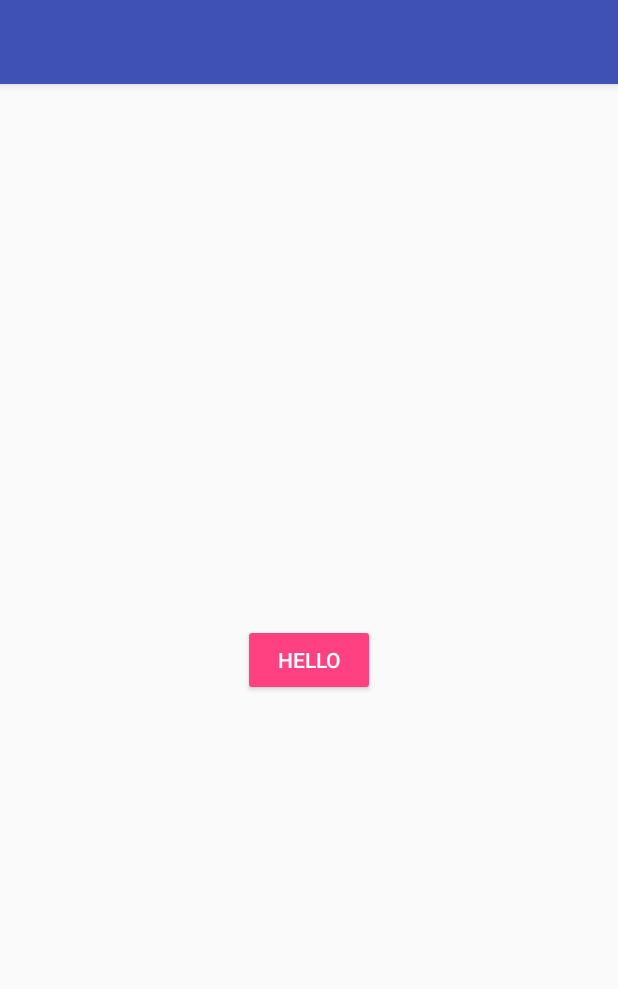
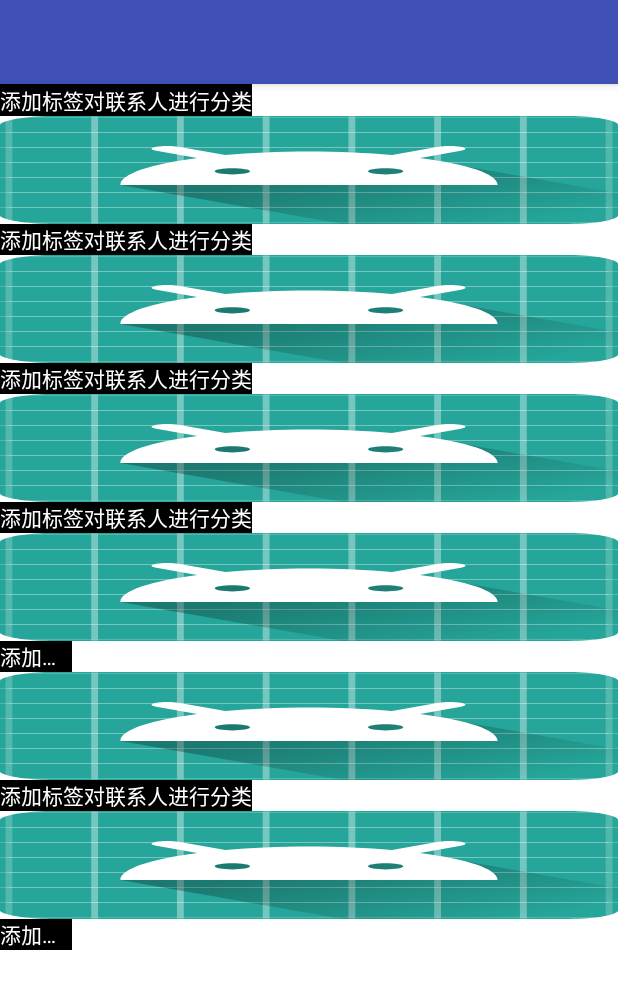
Before and after one commit to AoEiuV020/KotlinDemo, an Android app: the screen it shows after launch (MainActivity), on a phone screen of 412 x 824 dp. Shown: the top 989 px of the screen. Run offline under Robolectric (Android 15) with nearby library versions, the phone set to English and light mode, and no system bars.

Commit message:
测试TextView自带padding
vivo x5m有问题，

```diff
--- a/app/src/main/java/cc/aoeiuv020/MainActivity.kt
+++ b/app/src/main/java/cc/aoeiuv020/MainActivity.kt
@@ -3,9 +3,7 @@ package cc.aoeiuv020
 import android.content.Context
 import android.os.Bundle
 import androidx.appcompat.app.AppCompatActivity
-import kotlinx.android.synthetic.main.activity_main.*
 import org.jetbrains.anko.startActivity
-import org.jetbrains.anko.toast
 
 class MainActivity : AppCompatActivity() {
     companion object {
@@ -18,9 +16,5 @@ class MainActivity : AppCompatActivity() {
     override fun onCreate(savedInstanceState: Bundle?) {
         super.onCreate(savedInstanceState)
         setContentView(R.layout.activity_main)
-
-        btnHello.setOnClickListener {
-            toast("Hello")
-        }
     }
 }
--- /dev/null
+++ b/app/src/main/res/drawable/grop_dialog_bg.xml
@@ -0,0 +1,11 @@
+<?xml version="1.0" encoding="utf-8"?>
+<selector xmlns:android="http://schemas.android.com/apk/res/android">
+
+    <item>
+        <shape>
+            <solid android:color="@color/normal_bg" />
+            <corners android:radius="9dp" />
+        </shape>
+    </item>
+
+</selector>
--- a/app/src/main/res/layout/activity_main.xml
+++ b/app/src/main/res/layout/activity_main.xml
@@ -1,18 +1,74 @@
 <?xml version="1.0" encoding="utf-8"?>
 <LinearLayout xmlns:android="http://schemas.android.com/apk/res/android"
-    xmlns:tools="http://schemas.android.com/tools"
     android:layout_width="match_parent"
     android:layout_height="match_parent"
-    android:gravity="center"
+    android:background="@color/white"
+    android:divider="@mipmap/ic_launcher"
     android:orientation="vertical"
-    tools:context="cc.aoeiuv020.MainActivity"
-    tools:ignore="HardcodedText,ContentDescription,LabelFor,TextFields">
+    android:showDividers="middle">
 
-    <Button
-        android:id="@+id/btnHello"
-        style="@style/Widget.AppCompat.Button.Colored"
+    <TextView
         android:layout_width="wrap_content"
         android:layout_height="wrap_content"
-        android:text="Hello" />
+        android:background="#000"
+        android:text="@string/example_padding_test"
+        android:textColor="#fff" />
 
+    <TextView
+        android:layout_width="wrap_content"
+        android:layout_height="wrap_content"
+        android:background="#000"
+        android:includeFontPadding="false"
+        android:singleLine="true"
+        android:text="@string/example_padding_test"
+        android:textColor="#fff" />
+
+    <TextView
+        android:layout_width="wrap_content"
+        android:layout_height="wrap_content"
+        android:background="#000"
+        android:includeFontPadding="false"
+        android:singleLine="true"
+        android:text="@string/example_padding_test"
+        android:textColor="#fff" />
+
+    <TextView
+        android:layout_width="wrap_content"
+        android:layout_height="wrap_content"
+        android:background="#000"
+        android:includeFontPadding="false"
+        android:lines="1"
+        android:text="@string/example_padding_test"
+        android:textColor="#fff" />
+
+    <TextView
+        android:layout_width="wrap_content"
+        android:layout_height="wrap_content"
+        android:background="#000"
+        android:ellipsize="end"
+        android:includeFontPadding="false"
+        android:lines="1"
+        android:maxEms="3"
+        android:text="@string/example_padding_test"
+        android:textColor="#fff" />
+
+    <TextView
+        android:layout_height="wrap_content"
+        android:layout_width="wrap_content"
+        android:background="#000"
+        android:includeFontPadding="false"
+        android:maxLines="1"
+        android:text="@string/example_padding_test"
+        android:textColor="#fff" />
+
+    <TextView
+        android:layout_height="wrap_content"
+        android:layout_width="wrap_content"
+        android:background="#000"
+        android:ellipsize="end"
+        android:includeFontPadding="false"
+        android:maxEms="3"
+        android:maxLines="1"
+        android:text="@string/example_padding_test"
+        android:textColor="#fff" />
 </LinearLayout>
--- a/app/src/main/res/values/colors.xml
+++ b/app/src/main/res/values/colors.xml
@@ -3,4 +3,7 @@
     <color name="colorPrimary">#3F51B5</color>
     <color name="colorPrimaryDark">#303F9F</color>
     <color name="colorAccent">#FF4081</color>
+    <color name="white">#ffffff</color>
+    <color name="black">#323232</color>
+    <color name="normal_bg">#f2f2f2</color>
 </resources>
--- a/app/src/main/res/values/strings.xml
+++ b/app/src/main/res/values/strings.xml
@@ -1,4 +1,5 @@
 <resources>
     <!-- app_name in build.gradle -->
     <!--<string name="app_name">Demo</string>-->
+    <string name="example_padding_test">添加标签对联系人进行分类</string>
 </resources>
--- a/app/src/main/res/values/styles.xml
+++ b/app/src/main/res/values/styles.xml
@@ -8,4 +8,11 @@
         <item name="colorAccent">@color/colorAccent</item>
     </style>
 
+    <style name="IMTbleLine_TextKey">
+        <item name="android:textSize">15sp</item>
+        <item name="android:textColor">@color/black</item>
+        <item name="android:layout_width">wrap_content</item>
+        <item name="android:layout_height">wrap_content</item>
+        <item name="android:singleLine">true</item>
+    </style>
 </resources>
```
